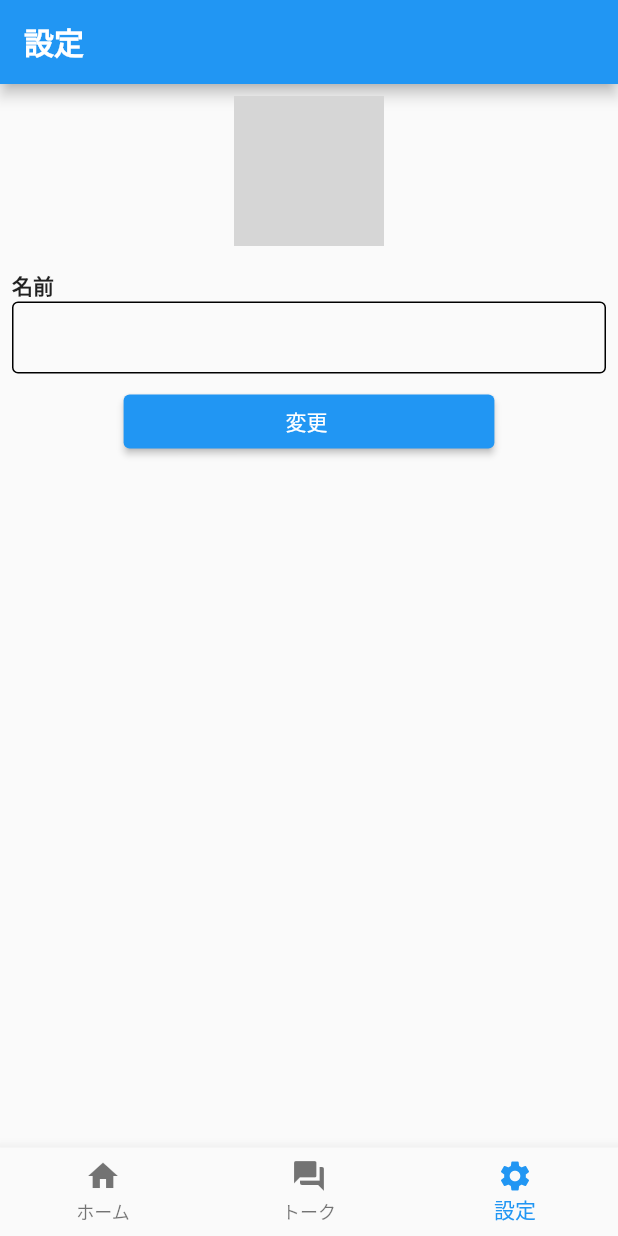
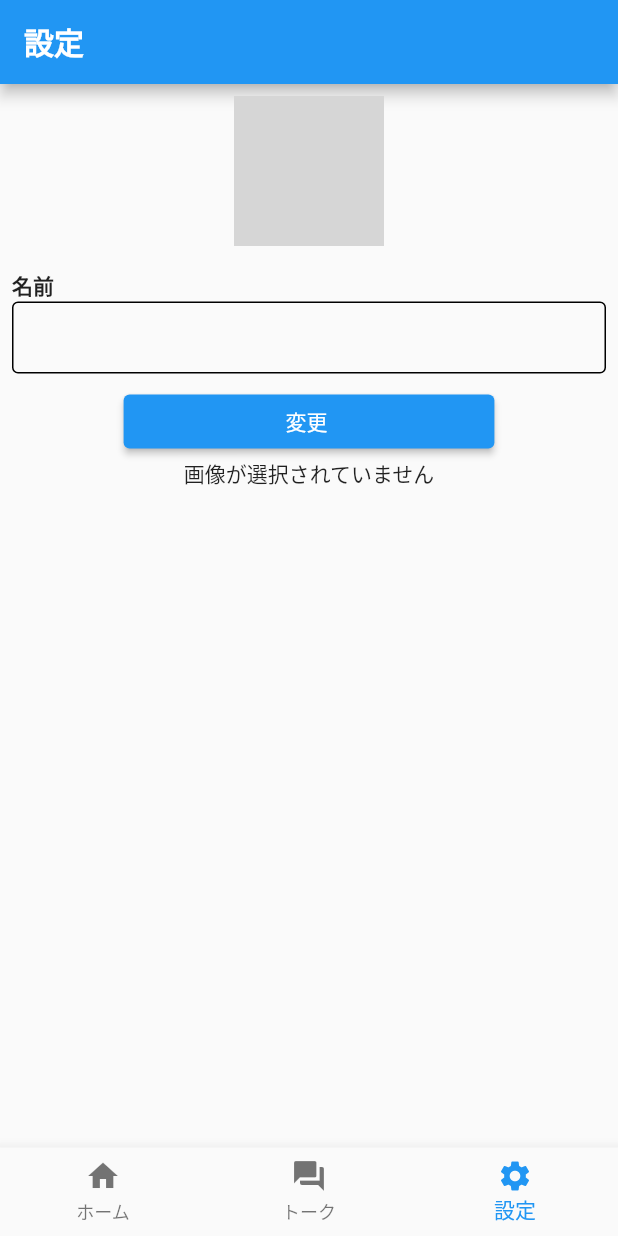
Before and after one commit to nawanawa-github/mychat, a Flutter app: the screen it shows after launch, item 3 of the bottom bar chosen, on a phone screen of 412 x 824 dp. Run offline on Flutter 3.47's test engine with Material 2 defaults, Android fonts, the phone set to English and light mode, and no system bars; our stand-ins replace image_picker; network calls fail; grey boxes are pictures that could not be loaded.

Commit message:
image picker 実装完了

```diff
--- a/lib/pages/setting_page.dart
+++ b/lib/pages/setting_page.dart
@@ -1,5 +1,7 @@
 import 'package:flutter/material.dart';
 import 'package:mychat/models/account_class.dart';
+import 'package:image_picker/image_picker.dart';
+import 'dart:io';
 
 class SettingPage extends StatefulWidget {
   const SettingPage({ Key? key }) : super(key: key);
@@ -15,6 +17,19 @@ class _SettingPageState extends State<SettingPage> {
     name: '高橋一子',
     accountIcon: 'https://www.oshiri-tantei.com/assets/img/character/osiri/01_img.png',
   );
+  File? image;
+  final picker = ImagePicker();
+  //アルバムから画像取得
+  Future getImageFromGallery() async {
+    final pickedFile = await picker.pickImage(source: ImageSource.gallery);
+    setState(() {
+      if(pickedFile != null) {
+        image = File(pickedFile.path);
+      }
+    });
+  }
+
+
 
   @override
   Widget build(BuildContext context) {
@@ -27,10 +42,15 @@ class _SettingPageState extends State<SettingPage> {
         children: [
           Padding(
             padding: const EdgeInsets.all(8.0),
-            child: CircleAvatar(
-              backgroundImage: NetworkImage(myAccount.accountIcon),
-              radius: 50,
-              child: const Text('写真を変更', style: TextStyle(color: Colors.black)),
+            child: InkWell(
+              onTap: (){
+                getImageFromGallery();
+              },
+              child: CircleAvatar(
+                backgroundImage: NetworkImage(myAccount.accountIcon),
+                radius: 50,
+                child: const Text('写真を変更', style: TextStyle(color: Colors.black, fontWeight: FontWeight.bold)),
+              ),
             ),
           ),
           const SizedBox(height: 8,),
@@ -58,6 +78,12 @@ class _SettingPageState extends State<SettingPage> {
               child: const Text('変更 ')
             ),
           ),
+          image == null ? const Text('画像が選択されていません') : Container(
+            height: 200,
+            width: 200,
+            color: Colors.black,
+            child: Image.file(image!, fit: BoxFit.cover),
+          ),
         ],
       ),
     );
```
